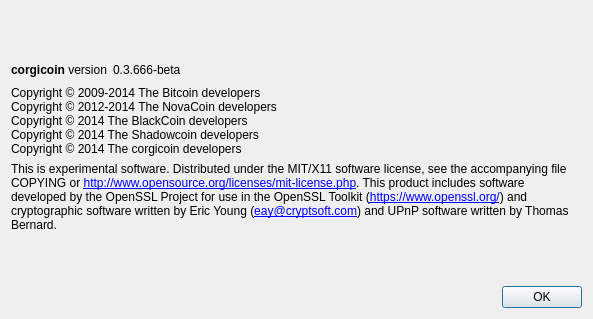
Qt form src/qt/forms/aboutdialog.ui (SoonCoin/Corgicoinnew) before a commit.
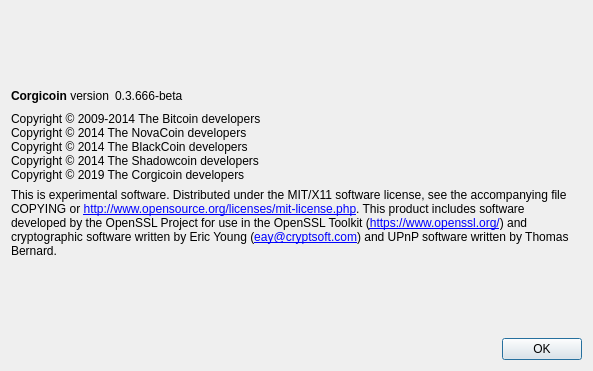
The same form after that commit.

Diff of the .ui file:
```diff
--- a/src/qt/forms/aboutdialog.ui
+++ b/src/qt/forms/aboutdialog.ui
@@ -7,7 +7,7 @@
     <x>0</x>
     <y>0</y>
     <width>593</width>
-    <height>319</height>
+    <height>371</height>
    </rect>
   </property>
   <property name="windowTitle">
@@ -37,7 +37,7 @@
           <cursorShape>IBeamCursor</cursorShape>
          </property>
          <property name="text">
-          <string>&lt;b&gt;corgicoin&lt;/b&gt; version</string>
+          <string>&lt;b&gt;Corgicoin&lt;/b&gt; version</string>
          </property>
          <property name="textInteractionFlags">
           <set>Qt::LinksAccessibleByMouse|Qt::TextSelectableByKeyboard|Qt::TextSelectableByMouse</set>
@@ -79,10 +79,10 @@
        </property>
        <property name="text">
         <string>Copyright © 2009-2014 The Bitcoin developers
-Copyright © 2012-2014 The NovaCoin developers
+Copyright © 2014 The NovaCoin developers
 Copyright © 2014 The BlackCoin developers
 Copyright © 2014 The Shadowcoin developers
-Copyright © 2014 The corgicoin developers</string>
+Copyright © 2019 The Corgicoin developers</string>
        </property>
        <property name="textInteractionFlags">
         <set>Qt::LinksAccessibleByMouse|Qt::TextSelectableByKeyboard|Qt::TextSelectableByMouse</set>
```
